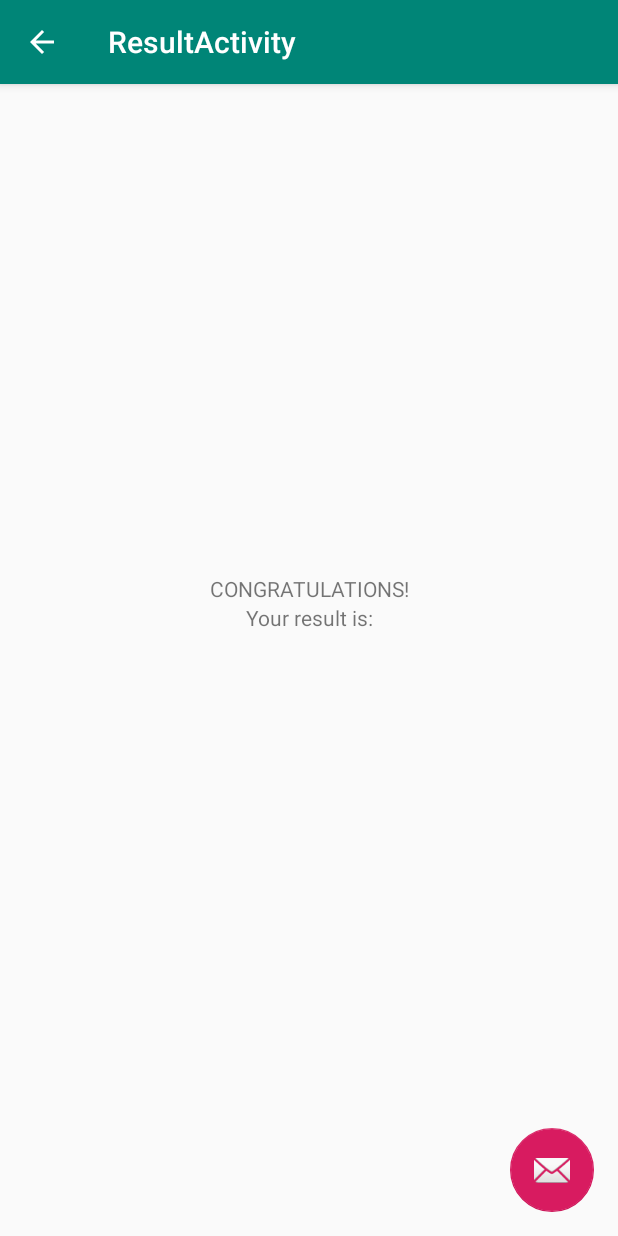
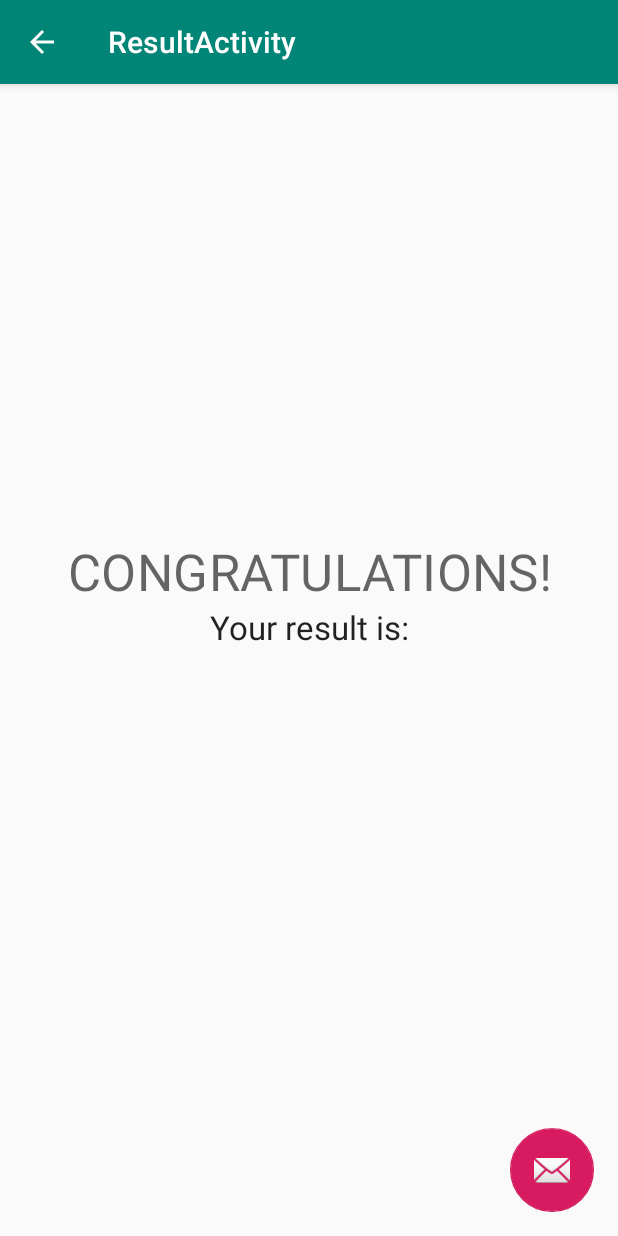
Before and after one commit to Narshe1412/TemperatureConverter, an Android app: the ResultActivity screen opened directly, with no data from a screen before it, on a phone screen of 412 x 824 dp. Run offline under Robolectric (Android 15) with nearby library versions, the phone set to English and light mode, and no system bars.

Commit message:
fixed styling changes

```diff
--- a/app/src/main/res/layout/activity_calculator.xml
+++ b/app/src/main/res/layout/activity_calculator.xml
@@ -5,11 +5,13 @@
   xmlns:tools="http://schemas.android.com/tools"
   android:layout_width="match_parent"
   android:layout_height="match_parent"
+  android:layout_marginLeft="16dp"
+  android:layout_marginRight="16dp"
   tools:context=".CalculatorActivity">
 
 
   <LinearLayout
-    android:layout_width="368dp"
+    android:layout_width="match_parent"
     android:layout_height="321dp"
     android:layout_marginTop="8dp"
     android:layout_marginBottom="8dp"
--- a/app/src/main/res/layout/activity_result.xml
+++ b/app/src/main/res/layout/activity_result.xml
@@ -18,19 +18,21 @@
       android:layout_width="match_parent"
       android:layout_height="wrap_content"
       android:text="@string/gratz"
-      android:textAlignment="center"/>
+      android:textAlignment="center"
+      android:textAppearance="@style/TextAppearance.MaterialComponents.Headline4"/>
     <TextView
       android:id="@+id/tvResultMessage"
       android:layout_width="match_parent"
       android:layout_height="wrap_content"
       android:text="@string/your_result_is"
-      android:textAlignment="center"/>
+      android:textAlignment="center"
+      android:textAppearance="@android:style/TextAppearance.Material.Large"/>
     <TextView
       android:id="@+id/txtResult"
       android:layout_width="match_parent"
       android:layout_height="wrap_content"
       android:textAlignment="center"
-      />
+      android:textAppearance="@android:style/TextAppearance.Material.Headline"/>
   </LinearLayout>
   <android.support.design.widget.AppBarLayout
     android:id="@+id/widgetOverlay"
```
